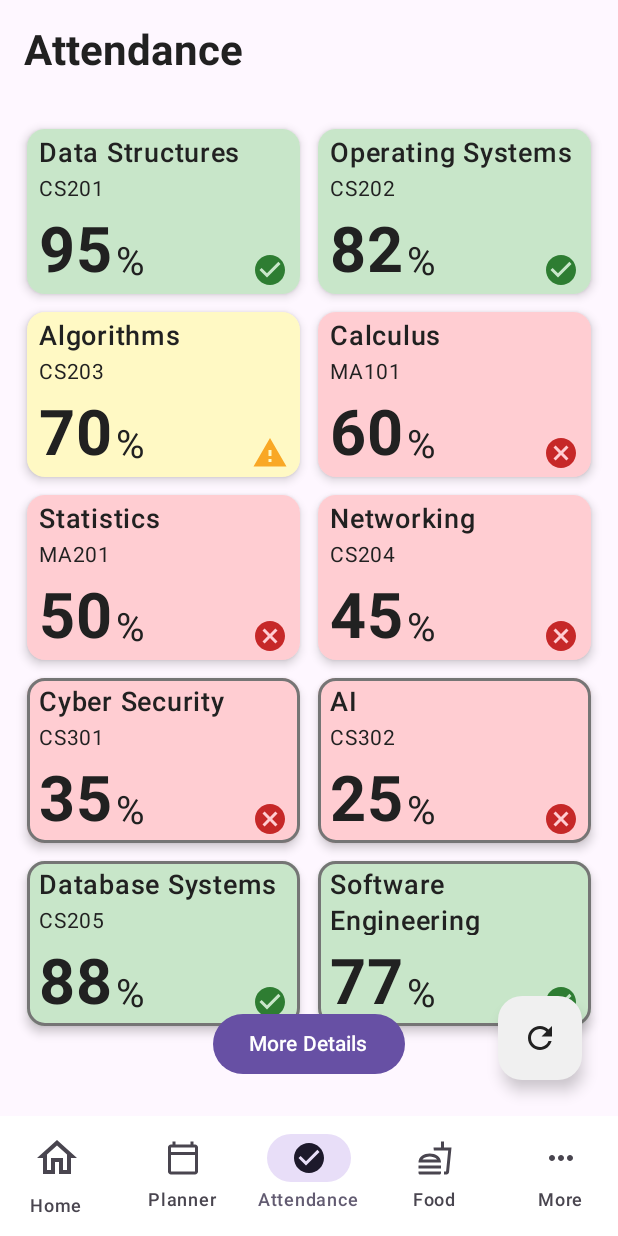
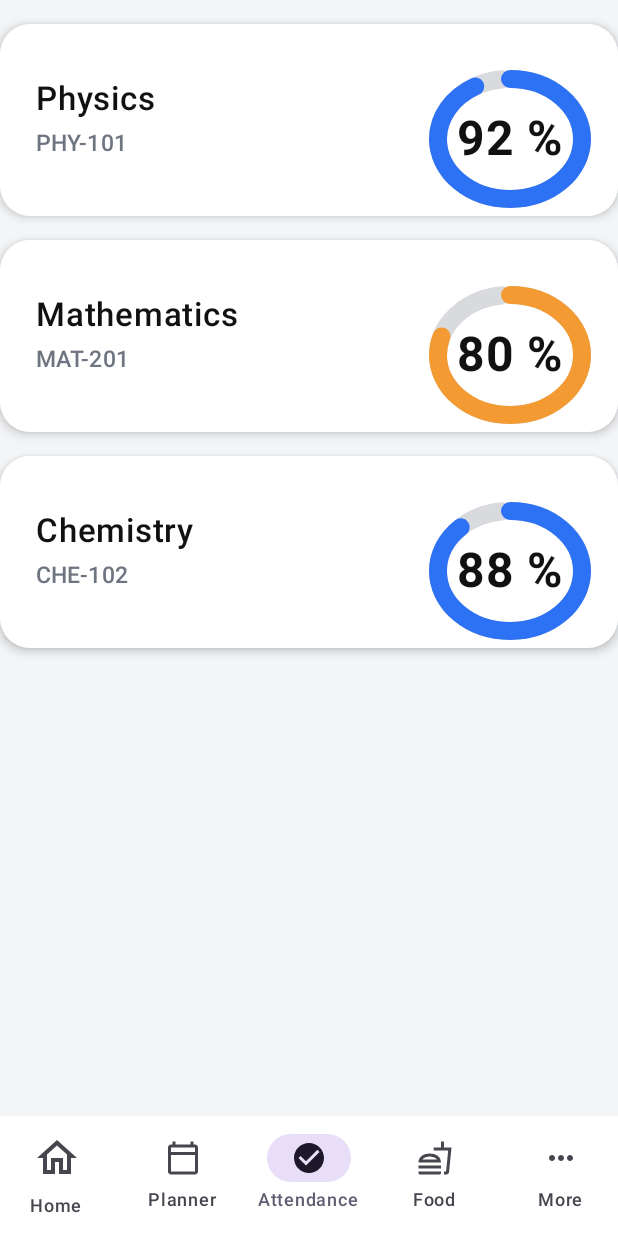
Before and after one commit to a-d-iii/-koitlin, an Android app built with Jetpack Compose: the screen it shows after launch (MainActivity), item 3 of the bottom bar chosen, on a phone screen of 412 x 824 dp. Run offline under Robolectric (Android 15) with nearby library versions, the phone set to English and light mode, and no system bars; our stand-ins replace constraintlayout-compose; 1 statement that could not run was skipped.

Commit message:
Fix attendance screen and nav

```diff
--- a/app/src/main/java/com/example/basic/AttendanceScreen.kt
+++ b/app/src/main/java/com/example/basic/AttendanceScreen.kt
@@ -1,205 +1,160 @@
 package com.example.basic
 
-import androidx.compose.animation.core.Animatable
-import androidx.compose.animation.core.LinearEasing
-import androidx.compose.animation.core.tween
-import androidx.compose.foundation.BorderStroke
-import androidx.compose.foundation.ExperimentalFoundationApi
-import androidx.compose.foundation.clickable
-import androidx.compose.foundation.interaction.MutableInteractionSource
-import androidx.compose.foundation.border
-import androidx.compose.foundation.layout.Box
-import androidx.compose.foundation.layout.Column
-import androidx.compose.foundation.layout.PaddingValues
-import androidx.compose.foundation.layout.Row
-import androidx.compose.foundation.layout.Spacer
-import androidx.compose.foundation.layout.fillMaxSize
-import androidx.compose.foundation.layout.height
-import androidx.compose.foundation.layout.padding
-import androidx.compose.foundation.layout.size
-import androidx.compose.foundation.lazy.grid.GridCells
-import androidx.compose.foundation.lazy.grid.LazyVerticalGrid
-import androidx.compose.foundation.lazy.grid.itemsIndexed
-import androidx.compose.material.icons.Icons
-import androidx.compose.material.icons.filled.CheckCircle
-import androidx.compose.material.icons.filled.Cancel
-import androidx.compose.material.icons.filled.Refresh
-import androidx.compose.material.icons.filled.Warning
+import androidx.compose.foundation.layout.*
+import androidx.compose.foundation.shape.RoundedCornerShape
 import androidx.compose.material3.Card
 import androidx.compose.material3.CardDefaults
-import androidx.compose.material3.Button
-import androidx.compose.material3.FloatingActionButton
-import androidx.compose.material3.Icon
-import androidx.compose.material3.MaterialTheme
 import androidx.compose.material3.Text
 import androidx.compose.runtime.Composable
-import androidx.compose.runtime.LaunchedEffect
-import androidx.compose.runtime.remember
-import androidx.compose.runtime.rememberCoroutineScope
 import androidx.compose.ui.Alignment
 import androidx.compose.ui.Modifier
 import androidx.compose.ui.graphics.Color
-import androidx.compose.ui.graphics.graphicsLayer
+import androidx.compose.ui.graphics.StrokeCap
+import androidx.compose.ui.graphics.drawscope.Stroke
 import androidx.compose.ui.text.font.FontWeight
 import androidx.compose.ui.unit.dp
 import androidx.compose.ui.unit.sp
-import kotlinx.coroutines.launch
+import androidx.compose.ui.tooling.preview.Preview
+import androidx.constraintlayout.compose.ConstraintLayout
+import androidx.compose.foundation.Canvas
+import androidx.compose.foundation.background
 
-private data class Subject(val name: String, val code: String, val attendance: Int)
+private data class Subject(
+    val name: String,
+    val code: String,
+    val attendance: Int,
+    val lastMonth: Int,
+    val color: Color
+)
 
 private val subjects = listOf(
-    Subject("Data Structures", "CS201", 95),
-    Subject("Operating Systems", "CS202", 82),
-    Subject("Algorithms", "CS203", 70),
-    Subject("Calculus", "MA101", 60),
-    Subject("Statistics", "MA201", 50),
-    Subject("Networking", "CS204", 45),
-    Subject("Cyber Security", "CS301", 35),
-    Subject("AI", "CS302", 25),
-    Subject("Database Systems", "CS205", 88),
-    Subject("Software Engineering", "CS206", 77)
+    Subject("Physics", "PHY-101", 92, 84, Color(0xFF2D72F4)),
+    Subject("Mathematics", "MAT-201", 80, 68, Color(0xFFF39B32)),
+    Subject("Chemistry", "CHE-102", 88, 90, Color(0xFF2D72F4))
 )
 
-private fun backgroundColor(p: Int): Color = when {
-    p >= 75 -> Color(0xFFC8E6C9)
-    p >= 70 -> Color(0xFFFFF9C4)
-    else -> Color(0xFFFFCDD2)
-}
+private const val GAP_ANGLE = 12f
 
-private fun iconFor(p: Int) = when {
-    p >= 75 -> Icons.Default.CheckCircle
-    p >= 70 -> Icons.Default.Warning
-    else -> Icons.Default.Cancel
-}
-
-private fun iconColor(p: Int): Color = when {
-    p >= 75 -> Color(0xFF2E7D32)
-    p >= 70 -> Color(0xFFF9A825)
-    else -> Color(0xFFC62828)
+@Composable
+private fun ProgressRing(percent: Int, color: Color, modifier: Modifier = Modifier) {
+    Box(modifier.size(96.dp), contentAlignment = Alignment.Center) {
+        Canvas(modifier = Modifier.fillMaxSize()) {
+            val stroke = 12.dp.toPx()
+            val sweepTrack = 360f - GAP_ANGLE
+            val startTrack = 270f + GAP_ANGLE / 2
+            drawArc(
+                color = Color(0xFFD9DADD),
+                startAngle = startTrack,
+                sweepAngle = sweepTrack,
+                useCenter = false,
+                style = Stroke(width = stroke, cap = StrokeCap.Round)
+            )
+            val sweep = (percent.coerceIn(0, 100)) * 3.6f
+            drawArc(
+                color = color,
+                startAngle = 270f,
+                sweepAngle = sweep,
+                useCenter = false,
+                style = Stroke(width = stroke, cap = StrokeCap.Round)
+            )
+        }
+        Text(
+            text = "$percent %",
+            fontSize = 32.sp,
+            fontWeight = FontWeight.Bold,
+            color = Color(0xFF111111)
+        )
+    }
 }
 
 @Composable
-private fun SubjectCard(item: Subject, isLab: Boolean) {
-    val iconScale = remember { Animatable(0.5f) }
-    val cardScale = remember { Animatable(1f) }
-    val scope = rememberCoroutineScope()
-    LaunchedEffect(Unit) {
-        iconScale.animateTo(1f, animationSpec = tween(durationMillis = 400))
-    }
+private fun SubjectCard(item: Subject, modifier: Modifier = Modifier) {
     Card(
-        modifier = Modifier
-            .padding(6.dp)
-            // Shorten the card height a bit so the boxes take up less space
-            .height(110.dp)
-            .graphicsLayer(scaleX = cardScale.value, scaleY = cardScale.value)
-            .clickable(
-                interactionSource = remember { MutableInteractionSource() },
-                indication = null
-            ) {
-                scope.launch {
-                    cardScale.animateTo(0.96f, animationSpec = tween(100))
-                    cardScale.animateTo(1f, animationSpec = tween(100))
-                }
-            },
-        colors = CardDefaults.cardColors(containerColor = backgroundColor(item.attendance)),
-        border = if (isLab) BorderStroke(2.dp, Color(0xFF757575)) else null,
+        modifier = modifier
+            .fillMaxWidth()
+            .height(128.dp),
+        shape = RoundedCornerShape(20.dp),
+        colors = CardDefaults.cardColors(containerColor = Color.White),
         elevation = CardDefaults.cardElevation(defaultElevation = 4.dp)
     ) {
-        Column(
+        ConstraintLayout(
             modifier = Modifier
                 .fillMaxSize()
-                // use a bit less vertical padding so the header has more room
-                .padding(horizontal = 8.dp, vertical = 4.dp)
+                .padding(24.dp)
         ) {
-            // give the header a little more space to avoid clipping the code
-            Column(modifier = Modifier.weight(0.45f)) {
-                Text(text = item.name, fontSize = 18.sp, fontWeight = FontWeight.SemiBold, color = Color(0xFF212121))
-                Text(text = item.code, fontSize = 14.sp, color = Color(0xFF212121))
+            val (title, ring, last) = createRefs()
+            Column(
+                modifier = Modifier.constrainAs(title) {
+                    start.linkTo(parent.start)
+                    top.linkTo(parent.top)
+                    bottom.linkTo(parent.bottom)
+                },
+                verticalArrangement = Arrangement.Center
+            ) {
+                Text(
+                    text = item.name,
+                    fontSize = 22.sp,
+                    fontWeight = FontWeight.SemiBold,
+                    color = Color(0xFF111111)
+                )
+                Spacer(modifier = Modifier.height(4.dp))
+                Text(
+                    text = item.code.uppercase(),
+                    fontSize = 15.sp,
+                    fontWeight = FontWeight.Medium,
+                    color = Color(0xFF6E7480)
+                )
             }
-            Spacer(modifier = Modifier.weight(0.05f))
+            Column(
+                modifier = Modifier.constrainAs(ring) {
+                    end.linkTo(parent.end)
+                    top.linkTo(title.top)
+                },
+                horizontalAlignment = Alignment.CenterHorizontally
+            ) {
+                ProgressRing(percent = item.attendance, color = item.color)
+            }
             Row(
-                modifier = Modifier
-                    .weight(0.5f)
-                    .fillMaxSize(),
-                verticalAlignment = Alignment.Bottom,
-                horizontalArrangement = androidx.compose.foundation.layout.Arrangement.SpaceBetween
+                modifier = Modifier.constrainAs(last) {
+                    start.linkTo(ring.start)
+                    top.linkTo(ring.bottom, margin = 8.dp)
+                }
             ) {
-                Row(verticalAlignment = Alignment.Bottom) {
-                    Text(text = item.attendance.toString(), fontSize = 42.sp, fontWeight = FontWeight.Bold, color = Color(0xFF212121))
-                    Text(text = "%", fontSize = 26.sp, color = Color(0xFF212121), modifier = Modifier.padding(bottom = 2.dp, start = 2.dp))
-                }
-                Icon(
-                    imageVector = iconFor(item.attendance),
-                    contentDescription = null,
-                    tint = iconColor(item.attendance),
-                    modifier = Modifier.graphicsLayer(scaleX = iconScale.value, scaleY = iconScale.value)
+                Text(
+                    text = "Last month:",
+                    fontSize = 15.sp,
+                    fontWeight = FontWeight.Medium,
+                    color = Color(0xFF6E7480)
+                )
+                Spacer(modifier = Modifier.width(4.dp))
+                Text(
+                    text = "${item.lastMonth} %",
+                    fontSize = 15.sp,
+                    fontWeight = FontWeight.Medium,
+                    color = Color(0xFF111111)
                 )
             }
         }
     }
 }
 
-@OptIn(ExperimentalFoundationApi::class)
 @Composable
-fun AttendanceScreen(onShowDetails: () -> Unit = {}) {
-    val rotate = remember { Animatable(0f) }
-    val scale = remember { Animatable(1f) }
-    val scope = rememberCoroutineScope()
-
-    Box(modifier = Modifier.fillMaxSize()) {
-        Column(modifier = Modifier.fillMaxSize()) {
-            Text(
-                text = "Attendance",
-                style = MaterialTheme.typography.headlineMedium,
-                fontWeight = FontWeight.Bold,
-                modifier = Modifier.padding(16.dp),
-                color = Color(0xFF212121)
-            )
-            LazyVerticalGrid(
-                columns = GridCells.Fixed(2),
-                contentPadding = PaddingValues(horizontal = 12.dp, vertical = 12.dp)
-            ) {
-                itemsIndexed(subjects) { index, item ->
-                    SubjectCard(item = item, isLab = index >= subjects.size - 4)
-                }
-            }
-        }
-        Button(
-            onClick = onShowDetails,
-            modifier = Modifier
-                .align(Alignment.BottomCenter)
-                .padding(bottom = 24.dp)
-        ) {
-            Text("More Details")
-        }
-        FloatingActionButton(
-            onClick = {
-                scope.launch {
-                    launch {
-                        scale.animateTo(0.8f, animationSpec = tween(100))
-                        scale.animateTo(1f, animationSpec = tween(100))
-                    }
-                    launch {
-                        rotate.animateTo(1f, animationSpec = tween(500, easing = LinearEasing))
-                        rotate.snapTo(0f)
-                    }
-                }
-            },
-            containerColor = Color(0xFFF0F0F0),
-            modifier = Modifier
-                .align(Alignment.BottomEnd)
-                .padding(24.dp)
-                .graphicsLayer {
-                    scaleX = scale.value
-                    scaleY = scale.value
-                }
-        ) {
-            Icon(
-                imageVector = Icons.Default.Refresh,
-                contentDescription = "Refresh",
-                tint = Color(0xFF212121),
-                modifier = Modifier.graphicsLayer { rotationZ = rotate.value * 360f }
-            )
+fun AttendanceScreen() {
+    Column(
+        modifier = Modifier
+            .fillMaxSize()
+            .background(Color(0xFFF4F5F7))
+            .padding(vertical = 16.dp),
+        verticalArrangement = Arrangement.spacedBy(16.dp)
+    ) {
+        subjects.forEach { subject ->
+            SubjectCard(item = subject, modifier = Modifier.padding(horizontal = 0.dp))
         }
     }
 }
+
+@Preview
+@Composable
+private fun PreviewAttendance() {
+    AttendanceScreen()
+}
--- a/app/src/main/java/com/example/basic/navigation/AppNavHost.kt
+++ b/app/src/main/java/com/example/basic/navigation/AppNavHost.kt
@@ -168,7 +168,7 @@ fun AppNavHost() {
             composable(Screen.Home.route) { HomeScreen() }
             composable(Screen.Planner.route) { PlannerScreen() }
             composable(Screen.Attendance.route) {
-                AttendanceScreen(onShowDetails = { navController.navigate(Screen.AttendanceDetails.route) })
+                AttendanceScreen()
             }
             composable(Screen.Food.route) {
                 FoodMenuScreen(
```
